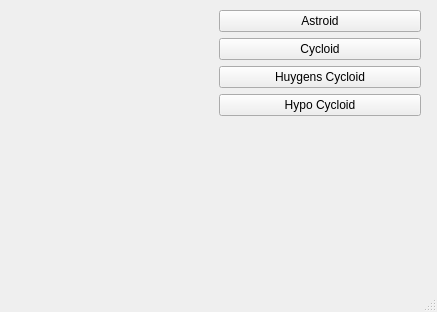
Qt form mainwindow.ui (GeoMarek/Qt_learn) before a commit.
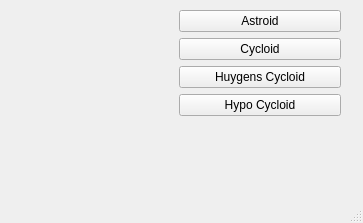
The same form after that commit. Custom widgets are drawn as their Qt base class.

```diff
--- a/mainwindow.ui
+++ b/mainwindow.ui
@@ -6,8 +6,8 @@
    <rect>
     <x>0</x>
     <y>0</y>
-    <width>437</width>
-    <height>312</height>
+    <width>363</width>
+    <height>223</height>
    </rect>
   </property>
   <property name="windowTitle">
@@ -19,8 +19,8 @@
      <rect>
       <x>10</x>
       <y>10</y>
-      <width>411</width>
-      <height>271</height>
+      <width>331</width>
+      <height>181</height>
      </rect>
     </property>
     <layout class="QHBoxLayout" name="horizontalLayout_2">
```
